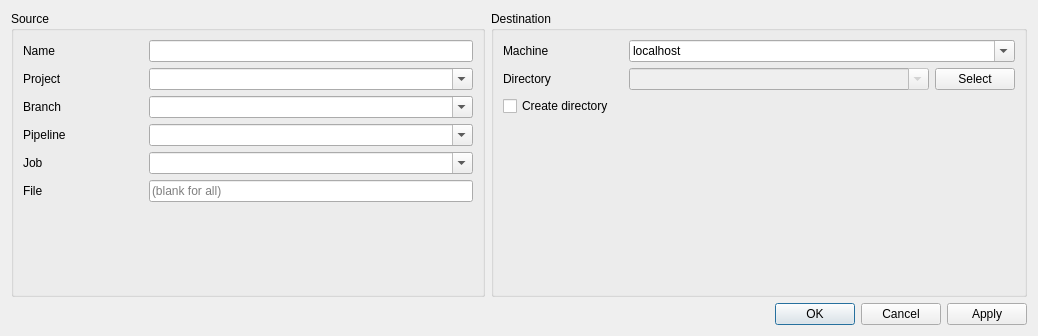
StepanMV/artifacts-deploy, file src/ui/deploy_dialog.ui: the form before one commit.
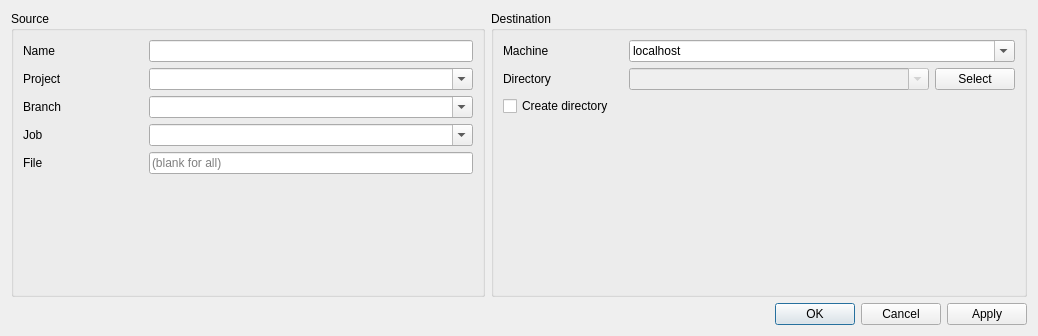
The form after the commit.

What changed in the file:
```diff
--- a/src/ui/deploy_dialog.ui
+++ b/src/ui/deploy_dialog.ui
@@ -139,36 +139,6 @@
           </item>
          </layout>
         </item>
-        <item>
-         <layout class="QHBoxLayout" name="horizontalLayout_9">
-          <item>
-           <widget class="QLabel" name="labelPipeline">
-            <property name="maximumSize">
-             <size>
-              <width>120</width>
-              <height>16777215</height>
-             </size>
-            </property>
-            <property name="text">
-             <string>Pipeline</string>
-            </property>
-           </widget>
-          </item>
-          <item>
-           <widget class="QComboBox" name="comboBoxPipeline">
-            <property name="minimumSize">
-             <size>
-              <width>120</width>
-              <height>0</height>
-             </size>
-            </property>
-            <property name="editable">
-             <bool>true</bool>
-            </property>
-           </widget>
-          </item>
-         </layout>
-        </item>
         <item>
          <layout class="QHBoxLayout" name="horizontalLayout_3">
           <item>
```
